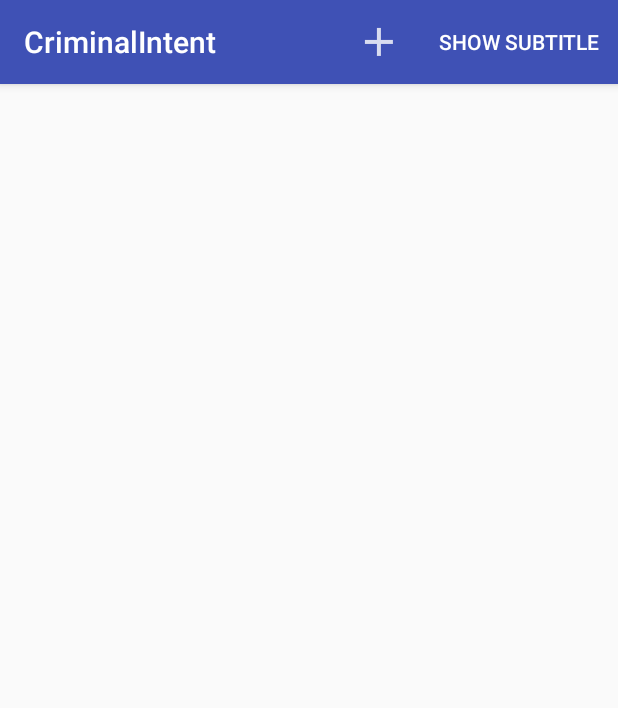
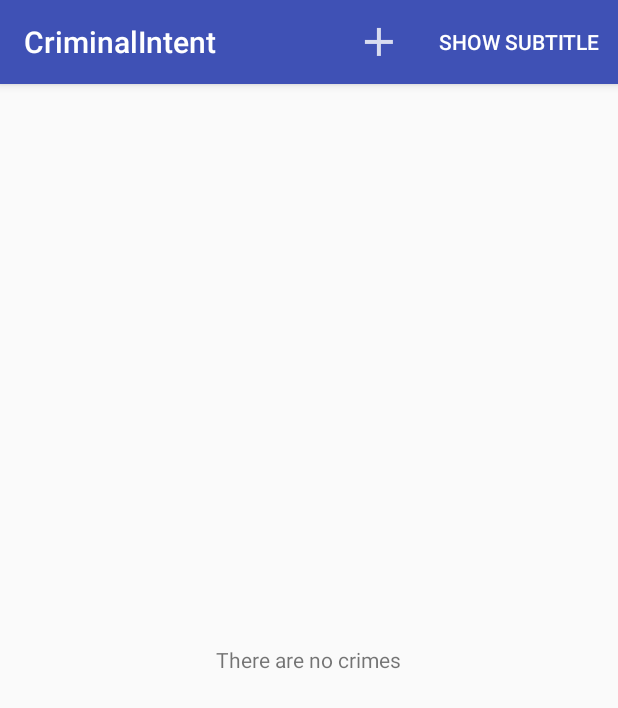
Before and after one commit to TheFirstJeffreyLee/CriminalIntent, an Android app: the screen it shows after launch (CrimeListActivity), on a phone screen of 412 x 824 dp. Shown: the top 708 px of the screen. Run offline under Robolectric (Android 15) with nearby library versions, the phone set to English and light mode, and no system bars.

Commit message:
finished challenge_ch13

```diff
--- a/app/build.gradle
+++ b/app/build.gradle
@@ -27,7 +27,7 @@ dependencies {
     compile 'com.android.support:appcompat-v7:24.2.1'
     testCompile 'junit:junit:4.12'
     compile 'com.android.support:support-v4:24.2.1'
-    compile 'com.android.support:recyclerview-v7:25.0.0'
+    compile 'com.android.support:recyclerview-v7:24.0.0'
     compile 'com.android.support:appcompat-v7:25.0.0'
     androidTestCompile 'com.android.support.test.espresso:espresso-contrib:2.2.2', {
         exclude group: 'com.android.support', module: 'support-annotations'
--- a/app/src/main/java/com/bignerdranch/android/criminalintent/CrimeListFragment.java
+++ b/app/src/main/java/com/bignerdranch/android/criminalintent/CrimeListFragment.java
@@ -25,6 +25,7 @@ import java.util.List;
 
 public class CrimeListFragment extends Fragment {
     private RecyclerView mCrimeRecyclerView;
+    private TextView mEmptyTextView;
     private CrimeAdapter mAdapter;
     private boolean mSubtitleVisible;
     public static final String SAVED_SUBTITLE_VISIBLE = "subtitle";
@@ -32,6 +33,7 @@ public class CrimeListFragment extends Fragment {
     @Override
     public View onCreateView(LayoutInflater inflater, ViewGroup container, Bundle savedInstanceState) {
         View view = inflater.inflate(R.layout.fragment_crime_list, container, false);
+        mEmptyTextView = (TextView) view.findViewById(R.id.empty_text_view);
         mCrimeRecyclerView = (RecyclerView) view.findViewById(R.id.crime_recycler_view);
         mCrimeRecyclerView.setLayoutManager(new LinearLayoutManager(getActivity()));
 
@@ -111,6 +113,12 @@ public class CrimeListFragment extends Fragment {
         CrimeLab crimeLab = CrimeLab.get(getActivity());
         List<Crime> crimes = crimeLab.getCrimes();
 
+        if (crimes.size() > 0) {
+            mEmptyTextView.setVisibility(View.INVISIBLE);
+        } else {
+            mEmptyTextView.setVisibility(View.VISIBLE);
+        }
+
         if (mAdapter == null) {
             mAdapter = new CrimeAdapter(crimes);
             mCrimeRecyclerView.setAdapter(mAdapter);
--- a/app/src/main/res/layout/fragment_crime_list.xml
+++ b/app/src/main/res/layout/fragment_crime_list.xml
@@ -1,6 +1,19 @@
 <?xml version="1.0" encoding="utf-8"?>
-<android.support.v7.widget.RecyclerView
+<FrameLayout
     xmlns:android="http://schemas.android.com/apk/res/android"
     android:layout_width="match_parent"
-    android:layout_height="match_parent"
-    android:id="@+id/crime_recycler_view" />
+    android:layout_height="match_parent" >
+
+    <android.support.v7.widget.RecyclerView
+        xmlns:android="http://schemas.android.com/apk/res/android"
+        android:layout_width="match_parent"
+        android:layout_height="match_parent"
+        android:id="@+id/crime_recycler_view" />
+
+    <TextView
+        android:id="@+id/empty_text_view"
+        android:layout_width="wrap_content"
+        android:layout_height="wrap_content"
+        android:text="@string/empty_text_view"
+        android:layout_gravity="center_vertical|center_horizontal" />
+</FrameLayout>
--- a/app/src/main/res/values/strings.xml
+++ b/app/src/main/res/values/strings.xml
@@ -13,4 +13,5 @@
         <item quantity="other">%1$d crimes</item>
     </plurals>
     <string name="delete_button">Delete Button</string>
+    <string name="empty_text_view">There are no crimes</string>
 </resources>
```
